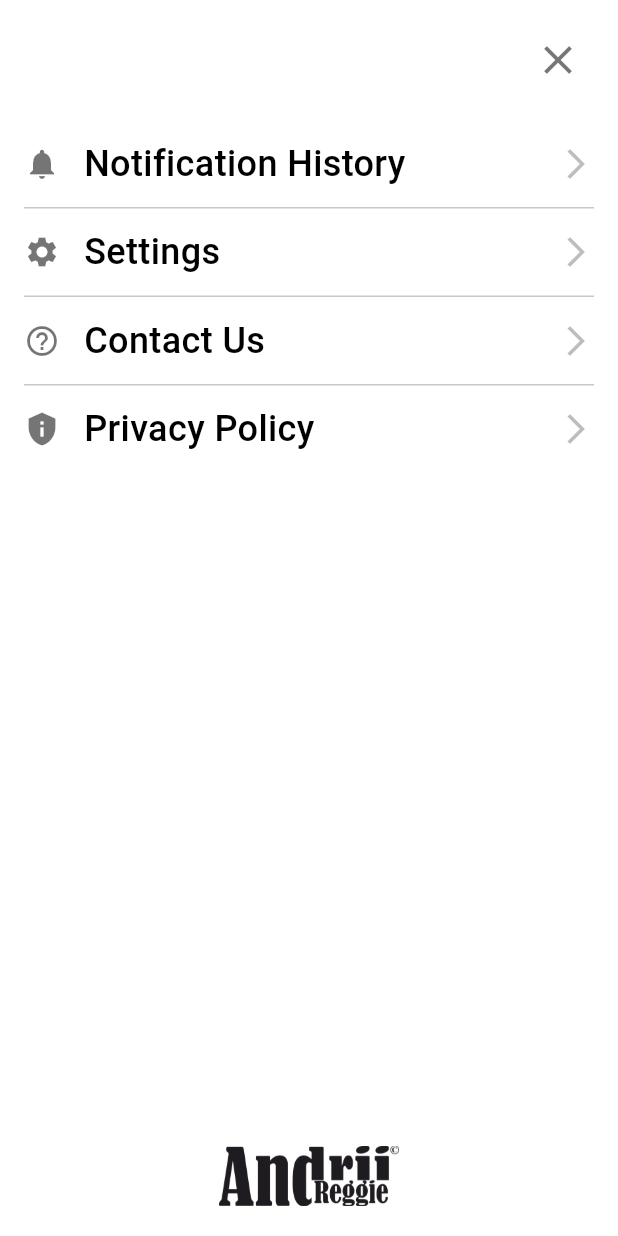
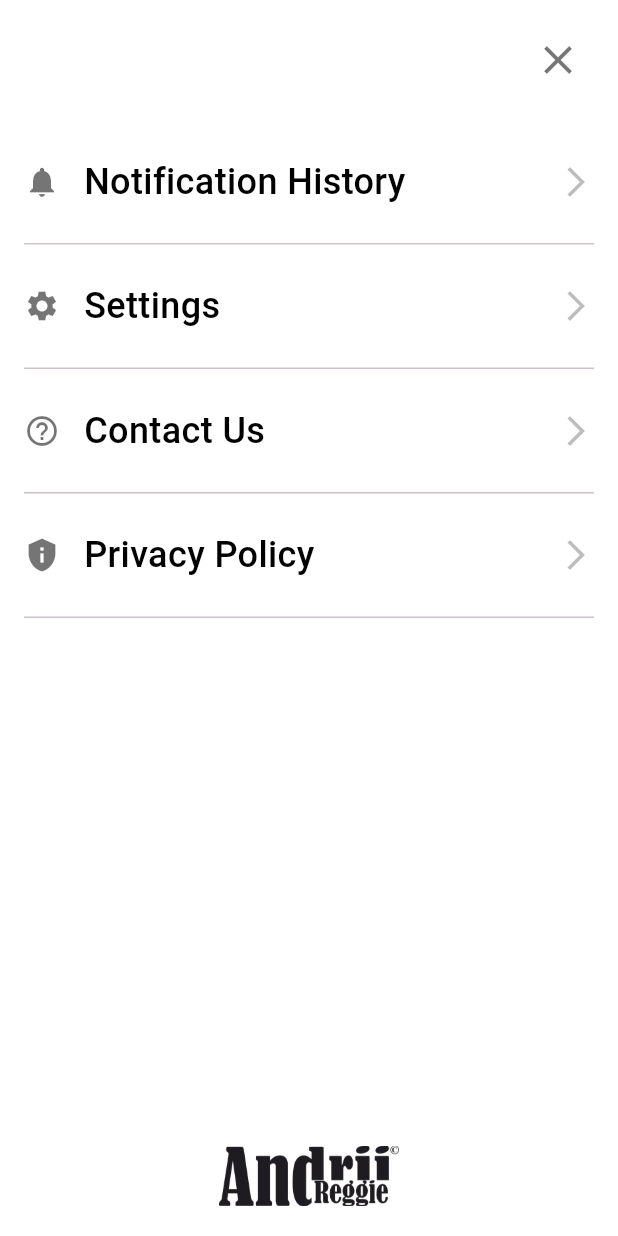
Before and after one commit to ForwardApp/ForwardApp, a Flutter app: the Sidebar widget shown alone on an empty page, opened directly with empty values, on a phone screen of 412 x 824 dp. Run offline on Flutter 3.47's test engine with Material 3 defaults, Android fonts, the phone set to English and light mode, and no system bars; our stand-ins replace flutter_dotenv, geolocator, supabase_flutter; missing offline and left inert: mapbox_maps_flutter; accounts and stored records are empty.

Commit message:
Some fixes

```diff
--- a/aught/lib/widgets/SideBarElements/SettingButton.dart
+++ b/aught/lib/widgets/SideBarElements/SettingButton.dart
@@ -15,7 +15,7 @@ class SidebarButton extends StatelessWidget {
   @override
   Widget build(BuildContext context) {
     return Padding(
-      padding: const EdgeInsets.symmetric(horizontal: 16, vertical: 12),
+      padding: const EdgeInsets.symmetric(horizontal: 16, vertical: 24),
       child: InkWell(
         borderRadius: BorderRadius.circular(12),
         onTap: onTap,
--- a/aught/lib/widgets/sidebar.dart
+++ b/aught/lib/widgets/sidebar.dart
@@ -126,6 +126,12 @@ class Sidebar extends StatelessWidget {
                       );
                     },
                   ),
+                  const Divider(
+                    height: 1,
+                    thickness: 1,
+                    indent: 16,
+                    endIndent: 16,
+                  ),
                 ],
               ),
             ),
```
